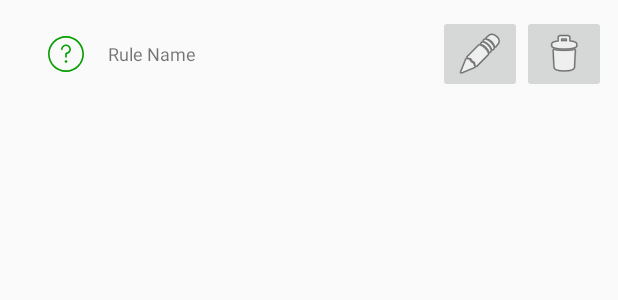
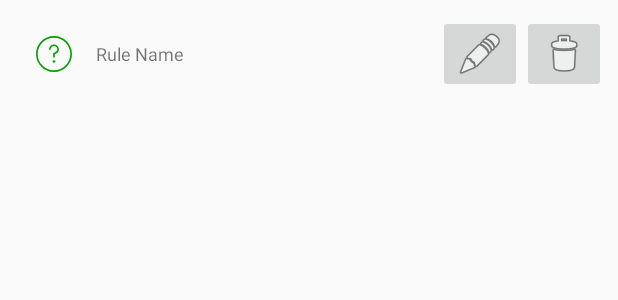
Before and after one commit to Monyancha/SMSbanking, an Android app: the layout activity_rule_list_row.xml on its own in the app's theme, with its tools: preview values and no code run, on a phone screen of 412 x 824 dp. Shown: the top 300 px of the screen. Run offline under Robolectric (Android 15) with nearby library versions, the phone set to English and light mode, and no system bars.

```diff
--- a/app/src/main/res/drawable/ic_menu_save.xml
+++ b/app/src/main/res/drawable/ic_menu_save.xml
@@ -4,6 +4,6 @@
         android:viewportWidth="24.0"
         android:viewportHeight="24.0">
     <path
-        android:fillColor="#FF000000"
+        android:fillColor="#9e9e9e"
         android:pathData="M17,3L5,3c-1.11,0 -2,0.9 -2,2v14c0,1.1 0.89,2 2,2h14c1.1,0 2,-0.9 2,-2L21,7l-4,-4zM12,19c-1.66,0 -3,-1.34 -3,-3s1.34,-3 3,-3 3,1.34 3,3 -1.34,3 -3,3zM15,9L5,9L5,5h10v4z"/>
 </vector>
--- a/app/src/main/res/layout/activity_rule_list_row.xml
+++ b/app/src/main/res/layout/activity_rule_list_row.xml
@@ -12,18 +12,14 @@
         android:id="@+id/ruleName"
         android:layout_width="0dp"
         android:layout_height="wrap_content"
-        android:layout_marginEnd="8dp"
-        android:layout_marginLeft="0dp"
-        android:layout_marginRight="0dp"
-        android:layout_marginStart="8dp"
-        android:layout_marginTop="0dp"
+        android:background="?attr/selectableItemBackground"
         android:drawableLeft="@drawable/ic_transaction_unknown"
         android:drawablePadding="16dp"
+        android:drawableStart="@drawable/ic_transaction_unknown"
         android:gravity="center_vertical"
         android:padding="16dp"
         android:text="@string/tip_rule_name"
         android:textSize="12sp"
-        android:background="?attr/selectableItemBackground"
         app:layout_constraintHorizontal_bias="1.0"
         app:layout_constraintLeft_toLeftOf="parent"
         app:layout_constraintRight_toLeftOf="@+id/edit_rule_button"
@@ -31,39 +27,30 @@
         tools:layout_constraintBottom_creator="1"
         tools:layout_constraintLeft_creator="1"
         tools:layout_constraintRight_creator="1"
-        tools:layout_constraintTop_creator="1"
-        android:drawableStart="@drawable/ic_transaction_unknown" />
+        tools:layout_constraintTop_creator="1" />
 
     <ImageButton
         android:id="@+id/delete_rule_button"
         android:layout_width="wrap_content"
         android:layout_height="wrap_content"
-        android:layout_marginRight="0dp"
-        android:layout_marginTop="0dp"
+        android:contentDescription="@string/image"
+        app:layout_constraintBottom_toBottomOf="parent"
+        app:layout_constraintEnd_toEndOf="parent"
         app:layout_constraintRight_toRightOf="parent"
         app:layout_constraintTop_toTopOf="parent"
         app:srcCompat="@android:drawable/ic_menu_delete"
         tools:layout_constraintLeft_creator="1"
-        tools:layout_constraintTop_creator="1"
-        app:layout_constraintBottom_toBottomOf="parent"
-        android:layout_marginBottom="0dp"
-        android:contentDescription="@string/image"
-        app:layout_constraintVertical_bias="0.55"
-        android:layout_marginEnd="0dp" />
+        tools:layout_constraintTop_creator="1" />
 
     <ImageButton
         android:id="@+id/edit_rule_button"
         android:layout_width="wrap_content"
         android:layout_height="wrap_content"
-        android:layout_marginRight="0dp"
-        android:layout_marginTop="0dp"
+        android:contentDescription="@string/image"
+        app:layout_constraintBottom_toBottomOf="parent"
         app:layout_constraintRight_toLeftOf="@+id/delete_rule_button"
         app:layout_constraintTop_toTopOf="parent"
-        app:srcCompat="@android:drawable/ic_menu_edit"
-        app:layout_constraintBottom_toBottomOf="parent"
-        android:contentDescription="@string/image"
-        android:layout_marginBottom="0dp"
-        android:layout_marginEnd="0dp" />
+        app:srcCompat="@android:drawable/ic_menu_edit" />
 
 
 </android.support.constraint.ConstraintLayout>
--- a/app/src/main/res/values/strings.xml
+++ b/app/src/main/res/values/strings.xml
@@ -205,5 +205,6 @@
     <string name="define_extra_parameter4">Time</string>
     <string name="system_language">System language</string>
     <string name="edit_message">Fix Time</string>
+    <string name="impersonalize">Impersonalize</string>
 
 </resources>
```
Also changed, not shown: app/src/main/java/com/khizhny/smsbanking/RuleActivity.java (+22 -5 lines), app/src/main/java/com/khizhny/smsbanking/TransactionActivity.java (+13 -4 lines), app/src/main/java/com/khizhny/smsbanking/model/Rule.java (+25 -0 lines), app/src/main/java/com/khizhny/smsbanking/model/SubRule.java (+12 -24 lines), app/src/main/java/com/khizhny/smsbanking/model/Word.java (+27 -5 lines), app/src/main/res/drawable/ic_incognito.xml (added, +9 -0 lines), app/src/main/res/layout/activity_rule.xml (+18 -5 lines), app/src/main/res/layout/activity_transaction.xml (+85 -72 lines), 4 other files.
